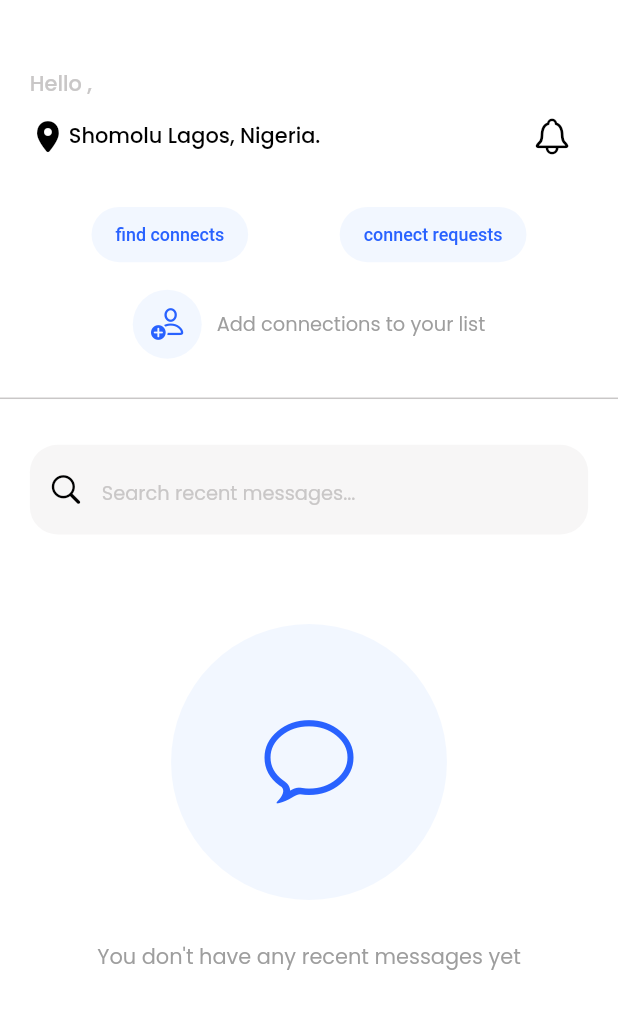
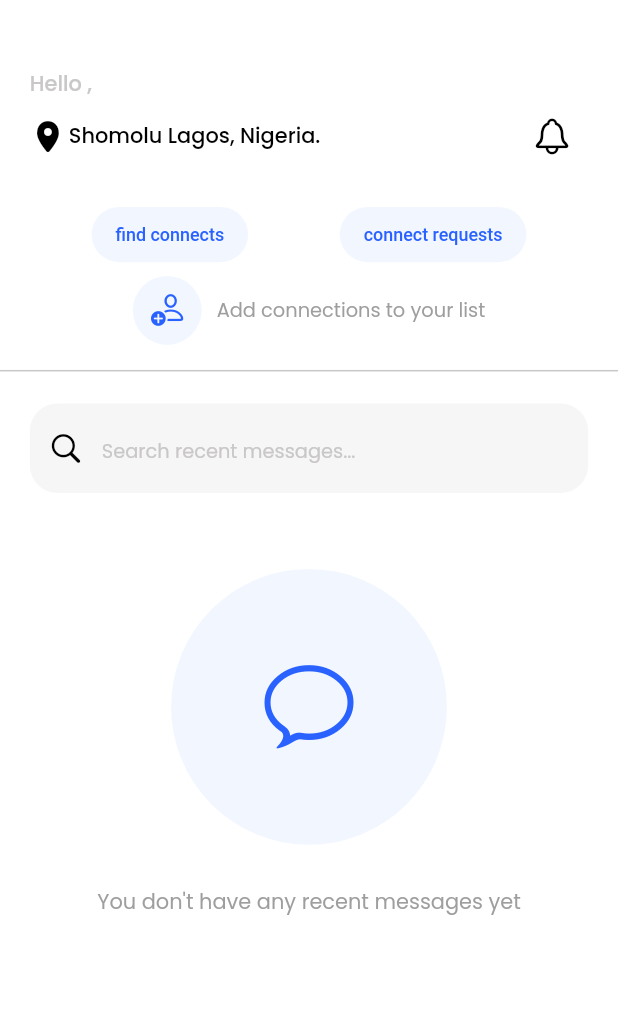
Before and after one commit to seniorman-dev/pichat, a Flutter app: the ChatScreen screen opened directly, on a phone screen of 412 x 824 dp. Shown: the top 1009 px of the screen. Run offline on Flutter 3.47's test engine with Material 2 defaults, Android fonts, the phone set to English and light mode, and no system bars; our stand-ins replace animated_splash_screen, cloud_firestore, firebase_auth, firebase_core, firebase_messaging, firebase_storage and 9 more; missing offline and left inert: date_time_format, hidable; accounts and stored records are empty.

Commit message:
modified:   lib/auth/screen/onboarding_screen.dart 	modified:   lib/user/chat/screen/home_screen.dart 	modified:   lib/user/chat/widget/buttons.dart

```diff
--- a/lib/auth/screen/onboarding_screen.dart
+++ b/lib/auth/screen/onboarding_screen.dart
@@ -73,7 +73,7 @@ class OnboardingScreen extends StatelessWidget {
             crossAxisAlignment: CrossAxisAlignment. center,
             children: [
               //SizedBox(height: 500.h,),
-              SizedBox(height: 100.h,),
+              SizedBox(height: 80.h,),
               Image.asset('asset/img/nice.jpg'),
               SizedBox(height: 70.h,),
               Text(
--- a/lib/user/chat/screen/home_screen.dart
+++ b/lib/user/chat/screen/home_screen.dart
@@ -235,16 +235,16 @@ class _ChatScreenState extends State<ChatScreen> {
                 ),
               ),
 
-              SizedBox(height: 20.h,),
+              SizedBox(height: 10.h,), //20.h
 
               //list of friends
               FriendsList(),
 
-              SizedBox(height: 20.h,),
+              SizedBox(height: 10.h,), //20.h
 
               Divider(color: AppTheme().darkGreyColor, thickness: 1,),
 
-              SizedBox(height: 20.h,), //30.h
+              SizedBox(height: 10.h,), //20.h
 
               //search for recent chats
               SearchTextField(
@@ -253,7 +253,7 @@ class _ChatScreenState extends State<ChatScreen> {
                 hintText: 'Search recent messages...',
               ),
 
-              SizedBox(height: 20.h,), //30.h
+              SizedBox(height: 10.h,), //20.h
 
               //recent chats stream
               RecentChats(
--- a/lib/user/chat/widget/buttons.dart
+++ b/lib/user/chat/widget/buttons.dart
@@ -46,14 +46,14 @@ class _SendOrCancelRequestButtonState extends State<SendOrCancelRequestButton> {
                         ////////////////////////
       await chatServiceController.sendFriendRequest(recipientId: widget.receiverID)
       .then(
-        (value) => API().sendPushNotificationWithFirebaseAPI(content: '$userName wants to connect with you 🎈', receiverFCMToken: widget.FCMToken, title: 'Hi, ${widget.receiverName}')
+        (value) => API().sendPushNotificationWithFirebaseAPI(content: '${getFirstName(fullName: userName)} wants to connect with you 🎈', receiverFCMToken: widget.FCMToken, title: 'Hi, ${widget.receiverName}')
       )
       .then(
         (value) => chatServiceController.firestore.collection('users').doc(widget.receiverID).collection('notifications')
         .doc(userId)
         .set({
           'title': 'Hi, ${getFirstName(fullName: widget.receiverName)}',
-          'body': '$userName wants to connect with you 🎈',
+          'body': '${getFirstName(fullName: userName)} wants to connect with you 🎈',
           'timestamp': Timestamp.now(),
         })
       );
```
